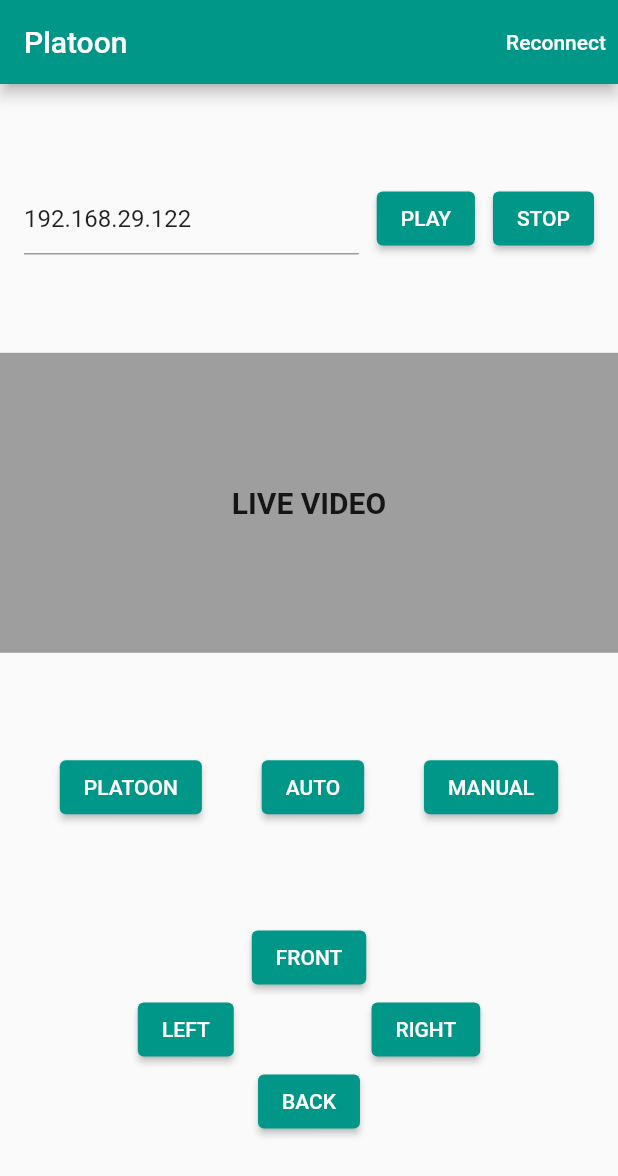
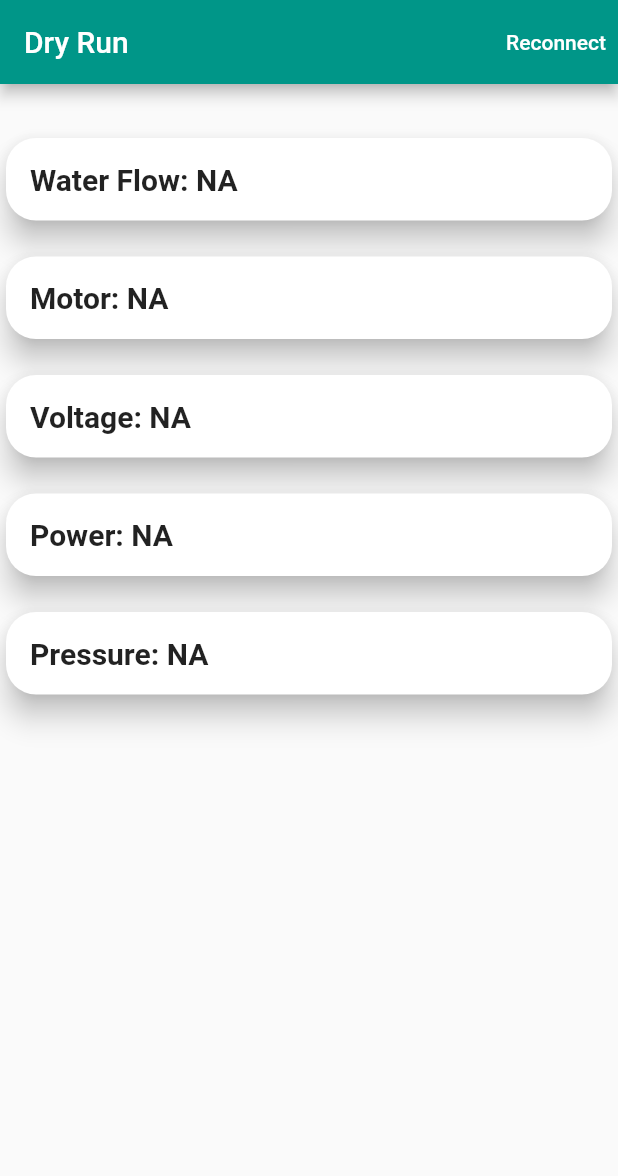
Before and after one commit to gangadharashettypj/ArduinoIOT, a Flutter app: the screen it shows after launch, on a phone screen of 412 x 824 dp. Shown: the top 1176 px of the screen. Run offline on Flutter 3.47's test engine with Material 2 defaults, Android fonts, the phone set to English and light mode, and no system bars; our stand-ins replace hive; missing offline and left inert: r_get_ip, udp; accounts and stored records are empty.

Commit message:
added dry run

```diff
--- a/lib/ui/screen/home/home.dart
+++ b/lib/ui/screen/home/home.dart
@@ -1,12 +1,10 @@
 /*
  * @Author GS
  */
-import 'package:arduino_iot_v2/db/db.dart';
 import 'package:arduino_iot_v2/resources/nestbees_resources.dart';
+import 'package:arduino_iot_v2/service/manager/device_manager.dart';
 import 'package:arduino_iot_v2/service/rest/http_rest.dart';
-import 'package:arduino_iot_v2/service/udp/udp.dart';
 import 'package:flutter/material.dart';
-import 'package:flutter_vlc_player/flutter_vlc_player.dart';
 
 class HomeScreen extends StatefulWidget {
   const HomeScreen({super.key});
@@ -16,37 +14,12 @@ class HomeScreen extends StatefulWidget {
 }
 
 class _HomeScreenState extends State<HomeScreen> {
-  List<String> messages = [];
-
-  VlcPlayerController? _videoPlayerController;
-
-  String url = '192.168.29.122';
-
-  final controller = TextEditingController();
+  String message = 'NA,NA,NA,NA,NA,NA,NA,NA,';
 
   @override
   void initState() {
     startListening();
-    if (dbInstance.containsKey(DBKeys.data)) {
-      messages = dbInstance.get(DBKeys.data);
-    }
-    controller.text = url;
-    // playVideo();
     super.initState();
-  }
-
-  @override
-  void dispose() {
-    _videoPlayerController?.dispose();
-    super.dispose();
-  }
-
-  void playVideo() {
-    _videoPlayerController = VlcPlayerController.network(
-      'http://$url:5001/video_feed',
-      autoPlay: true,
-      options: VlcPlayerOptions(),
-    );
   }
 
   @override
@@ -54,7 +27,7 @@ class _HomeScreenState extends State<HomeScreen> {
     return Scaffold(
       appBar: AppBar(
         title: const Text(
-          'Platoon',
+          'Dry Run',
         ),
         actions: <Widget>[
           TextButton(
@@ -75,53 +48,23 @@ class _HomeScreenState extends State<HomeScreen> {
         ],
       ),
       body: Column(
-        mainAxisAlignment: MainAxisAlignment.spaceEvenly,
         children: [
-          Container(
-            margin: const EdgeInsets.symmetric(horizontal: 16),
-            child: Row(
-              children: [
-                Expanded(
-                  child: TextField(
-                    controller: controller,
-                    decoration: const InputDecoration(
-                      hintText: 'IP Address',
-                      alignLabelWithHint: true,
+          const SizedBox(height: 16),
+          const SizedBox(height: 16),
+          SizedBox(
+            width: double.infinity,
+            child: Card(
+              shape: const RoundedRectangleBorder(
+                borderRadius: BorderRadius.all(
+                  Radius.circular(20),
                 ),
               ),
-                ),
-                const SizedBox(width: 12),
-                ElevatedButton(
-                  onPressed: () {
-                    setState(() {
-                      url = controller.text;
-                      playVideo();
-                    });
-                  },
-                  child: const Text('PLAY'),
-                ),
-                const SizedBox(width: 12),
-                ElevatedButton(
-                  onPressed: () {
-                    setState(() {
-                      _videoPlayerController?.dispose();
-                      _videoPlayerController = null;
-                    });
-                  },
-                  child: const Text('STOP'),
-                ),
-              ],
-            ),
-          ),
-          if (_videoPlayerController == null)
-            SizedBox(
-              height: 200,
+              elevation: 8,
               child: Container(
-                color: Colors.grey,
-                child: const Center(
+                margin: const EdgeInsets.all(16),
                 child: Text(
-                    'LIVE VIDEO',
-                    style: TextStyle(
+                  'Water Flow: ${message.split(',')[0]}',
+                  style: const TextStyle(
                     fontWeight: FontWeight.bold,
                     fontSize: 20,
                   ),
@@ -129,106 +72,93 @@ class _HomeScreenState extends State<HomeScreen> {
               ),
             ),
           ),
-          if (_videoPlayerController != null)
+          const SizedBox(height: 16),
           SizedBox(
-              height: 200,
-              child: VlcPlayer(
-                aspectRatio: 4 / 3,
-                placeholder: Container(),
-                controller: _videoPlayerController!,
+            width: double.infinity,
+            child: Card(
+              shape: const RoundedRectangleBorder(
+                borderRadius: BorderRadius.all(
+                  Radius.circular(20),
                 ),
               ),
-          Row(
-            mainAxisAlignment: MainAxisAlignment.spaceEvenly,
-            children: [
-              ElevatedButton(
-                onPressed: () {
-                  LocalUDP.send('PLATOON');
-                },
-                child: const Text('PLATOON'),
-              ),
-              ElevatedButton(
-                onPressed: () {
-                  LocalUDP.send('AUTO');
-                },
-                child: const Text('AUTO'),
-              ),
-              ElevatedButton(
-                onPressed: () {
-                  LocalUDP.send('MANUAL');
-                },
-                child: const Text('MANUAL'),
-              ),
-            ],
-          ),
-          Column(
-            children: [
-              InkWell(
-                onTapDown: (_) {
-                  LocalUDP.send('FRONT');
-                },
-                onTapUp: (_) {
-                  LocalUDP.send('STOP');
-                },
-                child: AbsorbPointer(
-                  absorbing: true,
-                  child: ElevatedButton(
-                    onPressed: () {},
-                    child: const Text('FRONT'),
+              elevation: 8,
+              child: Container(
+                margin: const EdgeInsets.all(16),
+                child: Text(
+                  'Motor: ${message.split(',')[1]}',
+                  style: const TextStyle(
+                    fontWeight: FontWeight.bold,
+                    fontSize: 20,
                   ),
                 ),
               ),
-              Row(
-                mainAxisAlignment: MainAxisAlignment.spaceEvenly,
-                children: [
-                  InkWell(
-                    onTapDown: (_) {
-                      LocalUDP.send('LEFT');
-                    },
-                    onTapUp: (_) {
-                      LocalUDP.send('STOP');
-                    },
-                    child: AbsorbPointer(
-                      absorbing: true,
-                      child: ElevatedButton(
-                        onPressed: () {},
-                        child: const Text('LEFT'),
+            ),
+          ),
+          const SizedBox(height: 16),
+          SizedBox(
+            width: double.infinity,
+            child: Card(
+              shape: const RoundedRectangleBorder(
+                borderRadius: BorderRadius.all(
+                  Radius.circular(20),
+                ),
+              ),
+              elevation: 8,
+              child: Container(
+                margin: const EdgeInsets.all(16),
+                child: Text(
+                  'Voltage: ${message.split(',')[2]}',
+                  style: const TextStyle(
+                    fontWeight: FontWeight.bold,
+                    fontSize: 20,
                   ),
                 ),
               ),
-                  InkWell(
-                    onTapDown: (_) {
-                      LocalUDP.send('RIGHT');
-                    },
-                    onTapUp: (_) {
-                      LocalUDP.send('STOP');
-                    },
-                    child: AbsorbPointer(
-                      absorbing: true,
-                      child: ElevatedButton(
-                        onPressed: () {},
-                        child: const Text('RIGHT'),
+            ),
+          ),
+          const SizedBox(height: 16),
+          SizedBox(
+            width: double.infinity,
+            child: Card(
+              shape: const RoundedRectangleBorder(
+                borderRadius: BorderRadius.all(
+                  Radius.circular(20),
+                ),
+              ),
+              elevation: 8,
+              child: Container(
+                margin: const EdgeInsets.all(16),
+                child: Text(
+                  'Power: ${message.split(',')[3]}',
+                  style: const TextStyle(
+                    fontWeight: FontWeight.bold,
+                    fontSize: 20,
                   ),
                 ),
               ),
-                ],
             ),
-              InkWell(
-                onTapDown: (_) {
-                  LocalUDP.send('BACK');
-                },
-                onTapUp: (_) {
-                  LocalUDP.send('STOP');
-                },
-                child: AbsorbPointer(
-                  absorbing: true,
-                  child: ElevatedButton(
-                    onPressed: () {},
-                    child: const Text('BACK'),
+          ),
+          const SizedBox(height: 16),
+          SizedBox(
+            width: double.infinity,
+            child: Card(
+              shape: const RoundedRectangleBorder(
+                borderRadius: BorderRadius.all(
+                  Radius.circular(20),
+                ),
+              ),
+              elevation: 8,
+              child: Container(
+                margin: const EdgeInsets.all(16),
+                child: Text(
+                  'Pressure: ${message.split(',')[4]}',
+                  style: const TextStyle(
+                    fontWeight: FontWeight.bold,
+                    fontSize: 20,
                   ),
                 ),
               ),
-            ],
+            ),
           ),
         ],
       ),
@@ -236,11 +166,10 @@ class _HomeScreenState extends State<HomeScreen> {
   }
 
   void startListening() async {
-    // DeviceManager().listenForData(R.api.flood, (Map<String, String> response) {
-    //   setState(() {
-    //     messages.add(response['data']!);
-    //     dbInstance.store(DBKeys.data, messages);
-    //   });
-    // });
+    DeviceManager().listenForData(R.api.flood, (Map<String, String> response) {
+      setState(() {
+        message = response['data'] ?? 'NA,NA,NA,NA,NA,NA,NA,NA,';
+      });
+    });
   }
 }
--- a/pubspec.yaml
+++ b/pubspec.yaml
@@ -17,7 +17,6 @@ dependencies:
   fluttertoast: 8.2.1
   r_get_ip: 0.1.1
   hive:
-  flutter_vlc_player: 7.1.5
 
 
 dev_dependencies:
```
Also changed, not shown: pubspec.lock, 5 other files. Lines whose indentation alone changed are shown as unchanged.
